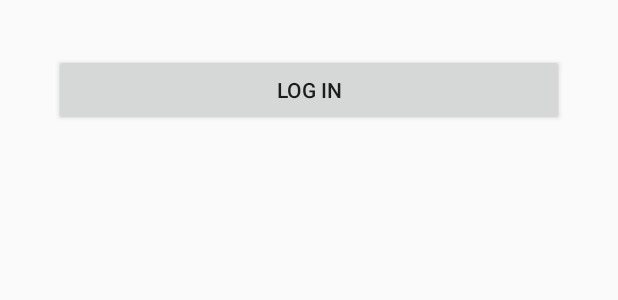
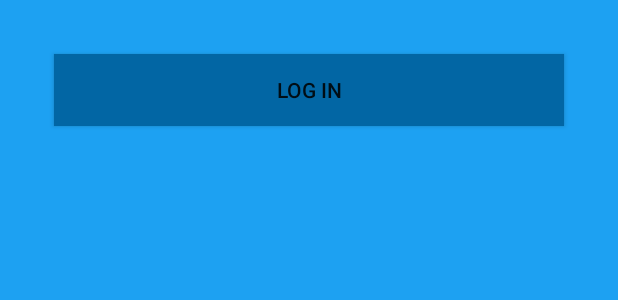
Before and after one commit to cyll99/SimpleTweet, an Android app: the layout activity_login.xml on its own in the app's theme, with its tools: preview values and no code run, on a phone screen of 412 x 824 dp. Shown: the top 300 px of the screen. Run offline under Robolectric (Android 15) with nearby library versions, the phone set to English and light mode, and no system bars.

Commit message:
login set up

```diff
--- a/app/src/main/res/layout/activity_login.xml
+++ b/app/src/main/res/layout/activity_login.xml
@@ -7,6 +7,7 @@
     android:paddingRight="@dimen/activity_horizontal_margin"
     android:paddingTop="@dimen/activity_vertical_margin"
     android:fitsSystemWindows="true"
+    android:background="@color/twitBleu"
 
     tools:context=".LoginActivity" >
 
@@ -16,6 +17,7 @@
         android:layout_centerHorizontal="true"
         android:layout_margin="20dp"
         android:onClick="loginToRest"
+        android:background="@color/bleu"
         android:text="@string/login_label" />
 
 </RelativeLayout>
--- a/app/src/main/res/layout/activity_timeline.xml
+++ b/app/src/main/res/layout/activity_timeline.xml
@@ -4,7 +4,6 @@
     xmlns:tools="http://schemas.android.com/tools"
     android:layout_width="match_parent"
     android:layout_height="match_parent"
-    android:fitsSystemWindows="true"
 
     tools:context=".TimelineActivity">
 
--- a/app/src/main/res/values/colors.xml
+++ b/app/src/main/res/values/colors.xml
@@ -11,6 +11,7 @@
     <color name="green_light24">#779f18</color>
     <color name="back1">#b2b6a9</color>
     <color name="twitBleu">#1DA1F2</color>
+    <color name="bleu">#0266A4</color>
 
 
 
--- a/app/src/main/res/values/styles.xml
+++ /dev/null
@@ -1,16 +0,0 @@
-<resources>
-
-    <style name="AppTheme" parent="Theme.AppCompat.Light.NoActionBar">
-        <!--
-            Theme customizations available in newer API levels can go in
-            res/values-vXX/styles.xml, while customizations related to
-            backward-compatibility can go here.
-        -->
-    </style>
-
-    <!-- Application theme. -->
-<!--    <style name="AppTheme" parent="AppBaseTheme">-->
-<!--        &lt;!&ndash; All customizations that are NOT specific to a particular API-level can go here. &ndash;&gt;-->
-<!--    </style>-->
-
-</resources>
--- /dev/null
+++ b/app/src/main/res/values/theme.xml
@@ -0,0 +1,20 @@
+<resources xmlns:tools="http://schemas.android.com/tools">
+    <!-- Base application theme. -->
+
+    <style name="AppTheme" parent="Theme.AppCompat.Light.NoActionBar">
+        <!-- Primary brand color. -->
+        <item name="colorPrimary">@color/green_light25</item>
+        <item name="colorPrimaryVariant">@color/bleu</item>
+        <item name="colorOnPrimary">@color/back1</item>
+        <!-- Secondary brand color. -->
+        <item name="colorSecondary">@color/green_light25</item>
+        <item name="colorSecondaryVariant">@color/green_light24</item>
+        <item name="colorOnSecondary">@color/black</item>
+        <!-- Status bar color. -->
+        <item name="android:statusBarColor" tools:targetApi="l">?attr/colorPrimaryVariant</item>
+        <!-- Customize your theme here. -->
+        <item name="android:windowContentTransitions">true</item>
+        <item name="android:colorBackground">@color/white</item>
+
+    </style>
+</resources>
```
